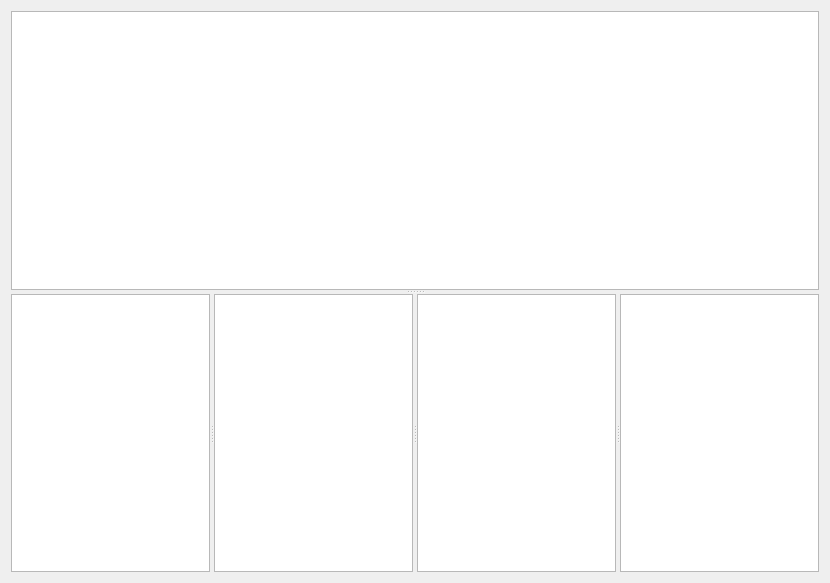
c-mellueh/SOM-Toolkit, file som_gui/module/usecases/qt/Widget.ui: the form before one commit.
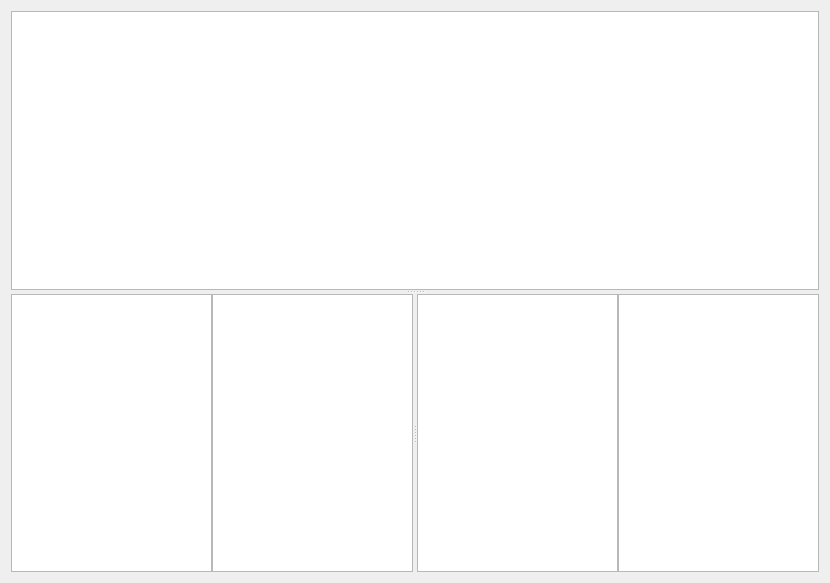
The form after the commit. Custom widgets are drawn as their Qt base class.

Commit message: hide vertical scroll

What changed in the file:
```diff
--- a/som_gui/module/usecases/qt/Widget.ui
+++ b/som_gui/module/usecases/qt/Widget.ui
@@ -32,16 +32,29 @@
        <enum>Qt::Orientation::Horizontal</enum>
       </property>
       <widget class="QSplitter" name="class_splitter">
+       <property name="lineWidth">
+        <number>0</number>
+       </property>
        <property name="orientation">
         <enum>Qt::Orientation::Horizontal</enum>
        </property>
-       <widget class="ClassView" name="class_treeView_fixed"/>
+       <property name="handleWidth">
+        <number>0</number>
+       </property>
+       <widget class="ClassView" name="class_treeView_fixed">
+        <property name="verticalScrollBarPolicy">
+         <enum>Qt::ScrollBarPolicy::ScrollBarAlwaysOff</enum>
+        </property>
+       </widget>
        <widget class="ClassView" name="class_treeView_extendable"/>
       </widget>
       <widget class="QSplitter" name="property_splitter">
        <property name="orientation">
         <enum>Qt::Orientation::Horizontal</enum>
        </property>
+       <property name="handleWidth">
+        <number>0</number>
+       </property>
        <widget class="PropertyView" name="property_table_view_fixed"/>
        <widget class="PropertyView" name="property_table_view_extendable"/>
       </widget>
```
The commit also changes 1 other file.
